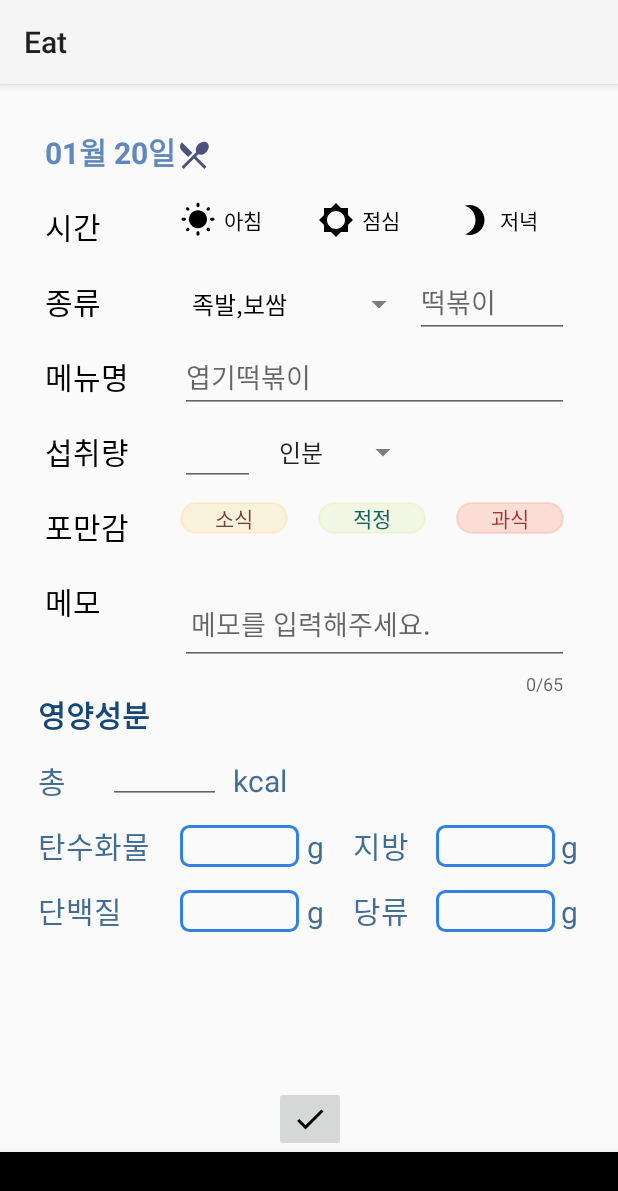
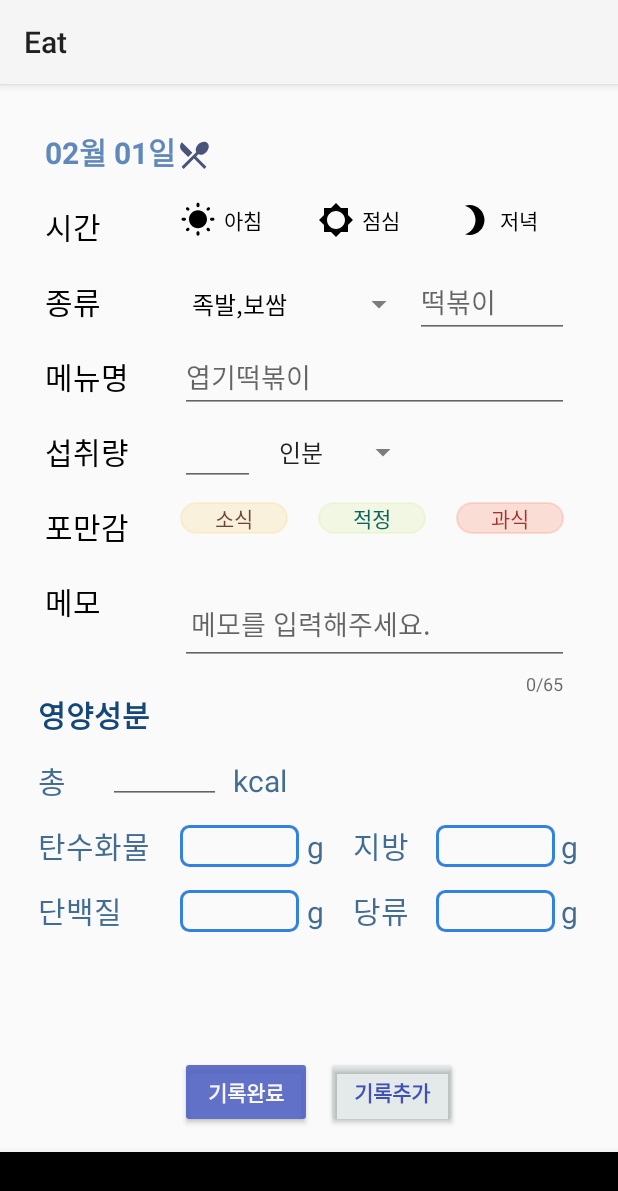
Before and after one commit to Eat-solution-challenge/eat_app, an Android app: the fragment RecordFragment placed in its activity, item 2 of the bottom bar chosen, on a phone screen of 412 x 824 dp. Shown: the top 1191 px of the screen. Run offline under Robolectric (Android 15) with nearby library versions, the phone set to English and light mode, and no system bars.

Commit message:
fragment 컨벤션 맞게 이름 변경, 기록하기 자동완성 기능/날짜 불러오기 구현

```diff
--- a/app/src/main/java/com/example/eat/FindAmountFragment.kt
+++ b/app/src/main/java/com/example/eat/FindAmountFragment.kt
@@ -12,6 +12,6 @@ class FindAmountFragment: Fragment() {
         container: ViewGroup?,
         savedInstanceState: Bundle?
     ): View? {
-        return inflater.inflate(R.layout.find_amount_fragment,container,false)
+        return inflater.inflate(R.layout.fragment_find_amount,container,false)
     }
 }
--- a/app/src/main/java/com/example/eat/MainActivity.kt
+++ b/app/src/main/java/com/example/eat/MainActivity.kt
@@ -17,7 +17,7 @@ class MainActivity : AppCompatActivity() {
         }
     }
 
-    fun setBottomNavigationView(){
+    private fun setBottomNavigationView(){
         binding.bottomNavigationView.setOnItemSelectedListener { item->
             when (item.itemId) {
                 R.id.fragment_find_amount -> {
--- a/app/src/main/java/com/example/eat/MyFragment.kt
+++ b/app/src/main/java/com/example/eat/MyFragment.kt
@@ -12,6 +12,6 @@ class MyFragment: Fragment() {
         container: ViewGroup?,
         savedInstanceState: Bundle?
     ): View? {
-        return inflater.inflate(R.layout.my_fragment,container,false)
+        return inflater.inflate(R.layout.fragment_my,container,false)
     }
 }
--- a/app/src/main/java/com/example/eat/RecordFragment.kt
+++ b/app/src/main/java/com/example/eat/RecordFragment.kt
@@ -5,21 +5,77 @@ import android.view.LayoutInflater
 import android.view.View
 import android.view.ViewGroup
 import android.widget.ArrayAdapter
+import android.widget.Toast
+import androidx.core.view.isVisible
 import androidx.fragment.app.Fragment
-import com.example.eat.databinding.RecordFragmentBinding
+import com.example.eat.databinding.FragmentRecordBinding
+import java.time.LocalDate
+import java.time.LocalDateTime
+import java.time.format.DateTimeFormatter
 
 class RecordFragment: Fragment() {
-    private var _binding: RecordFragmentBinding?=null
+    private var _binding: FragmentRecordBinding?=null
     private val binding get()=_binding!!
+
     override fun onCreateView(
         inflater: LayoutInflater,
         container: ViewGroup?,
         savedInstanceState: Bundle?
     ): View? {
-        _binding=RecordFragmentBinding.inflate(inflater,container,false)
+        _binding=FragmentRecordBinding.inflate(inflater,container,false)
         binding.spinnerMainCategory.adapter=ArrayAdapter.createFromResource(requireContext(),R.array.main_category,R.layout.custom_spinner_dropdown_item)
         binding.spinnerUnit.adapter=ArrayAdapter.createFromResource(requireContext(),R.array.unit,android.R.layout.simple_list_item_1)
+        binding.textViewSubcategory.setAdapter(ArrayAdapter.createFromResource(requireContext(),R.array.subcategory,android.R.layout.simple_dropdown_item_1line))//자동완성
+        binding.textViewMenu.setAdapter(ArrayAdapter.createFromResource(requireContext(),R.array.menu,android.R.layout.simple_dropdown_item_1line))//자동완성
+        val currentDate=LocalDate.now() //currentDate에 기록일 저장
+        val formatter=DateTimeFormatter.ofPattern("MM월 dd일")
+        binding.recordDate.text= currentDate.format(formatter) //상단에 기기 날짜 표시
+
+        binding.finishRecord.setOnClickListener {
+            saveData()
+            finish()
+        }
         return binding.root
     }
 
+    override fun onDestroyView() {
+        super.onDestroyView()
+        _binding=null   //바인딩 클래스 인스턴스 정리
+    }
+
+    private fun saveData(){
+        //Toast.makeText(,"기록을 완료했습니다.",Toast.LENGTH_SHORT).show()
+    }
+    private fun finish(){
+
+    }
+
+    private fun getTime():String{
+        val time=if(binding.radioButtonBreakfast.isChecked) "breakfast"
+        else if (binding.radioButtonLunch.isChecked) "lunch"
+        else if (binding.radioButtonDinner.isChecked) "dinner"
+        else ""
+        return time
+    }
+    private fun getMainCategory():String=binding.spinnerMainCategory.selectedItem.toString()
+    private fun getSubcategory():String=binding.textViewSubcategory.toString()
+    private fun getMenuName():String=binding.textViewMenu.toString()
+    private fun getConsumption():String{
+        val consumption=binding.recordConsumption.toString()
+        val consumptionUnit=binding.spinnerUnit.selectedItem.toString()
+        return "$consumption $consumptionUnit"
+    }
+    private fun getSatiety():Int{
+        val satiety=if(binding.satietyButton1.isChecked) 0
+        else if (binding.satietyButton2.isChecked) 1
+        else if (binding.satietyButton3.isChecked) 2
+        else ""
+        return satiety as Int
+    }
+    private fun getMemo():String {  //글자수 넘으면 경고창or 더 못적게
+        val memo=binding.addMemo.toString()
+        if(!memo.isNullOrEmpty())
+            return memo
+        else return ""
+    }
 }
--- a/app/src/main/java/com/example/eat/ViewRecordFragment.kt
+++ b/app/src/main/java/com/example/eat/ViewRecordFragment.kt
@@ -12,6 +12,6 @@ class ViewRecordFragment: Fragment() {
         container: ViewGroup?,
         savedInstanceState: Bundle?
     ): View? {
-        return inflater.inflate(R.layout.view_record_fragment,container,false)
+        return inflater.inflate(R.layout.fragment_view_record,container,false)
     }
 }
--- a/app/src/main/res/layout/record_fragment.xml
+++ b/app/src/main/res/layout/fragment_record.xml
@@ -5,17 +5,41 @@
     android:layout_width="match_parent"
     android:layout_height="match_parent">
 
-    <ImageButton
+
+    <Button
         android:id="@+id/finish_record"
         android:layout_width="wrap_content"
         android:layout_height="wrap_content"
-        android:src="@drawable/baseline_done_24"
+        android:layout_marginBottom="16dp"
+        android:backgroundTint="#E24E60C1"
+        android:paddingHorizontal="5dp"
+        android:paddingVertical="5dp"
+        android:text="기록완료"
+        android:textColor="@color/ic_launcher_background"
+        android:textStyle="bold"
         app:layout_constraintBottom_toBottomOf="parent"
         app:layout_constraintEnd_toEndOf="parent"
-        app:layout_constraintHorizontal_bias="0.502"
+        app:layout_constraintHorizontal_bias="0.371"
         app:layout_constraintStart_toStartOf="parent"
         app:layout_constraintTop_toTopOf="parent"
-        app:layout_constraintVertical_bias="1" />
+        app:layout_constraintVertical_bias="1.0" />
+
+    <Button
+        android:id="@+id/add_record"
+        android:layout_width="wrap_content"
+        android:layout_height="wrap_content"
+        android:layout_marginBottom="16dp"
+        android:backgroundTint="@color/gray"
+        android:paddingHorizontal="5dp"
+        android:text="기록추가"
+        android:textColor="#3F51B5"
+        android:textStyle="bold"
+        app:layout_constraintBottom_toBottomOf="parent"
+        app:layout_constraintEnd_toEndOf="parent"
+        app:layout_constraintHorizontal_bias="0.671"
+        app:layout_constraintStart_toStartOf="parent"
+        app:layout_constraintTop_toTopOf="parent"
+        app:layout_constraintVertical_bias="1.0" />
 
     <ImageView
         android:layout_width="wrap_content"
@@ -103,7 +127,7 @@
         app:layout_constraintTop_toBottomOf="@+id/title_category" />
 
     <TextView
-        android:id="@+id/title_amount"
+        android:id="@+id/title_consumption"
         style="@style/Title"
         android:layout_height="wrap_content"
         android:text="섭취량"
@@ -116,7 +140,7 @@
         android:layout_height="wrap_content"
         android:text="포만감"
         app:layout_constraintStart_toStartOf="parent"
-        app:layout_constraintTop_toBottomOf="@+id/title_amount" />
+        app:layout_constraintTop_toBottomOf="@+id/title_consumption" />
 
     <TextView
         android:id="@+id/title_memo"
@@ -226,17 +250,18 @@
         app:layout_constraintStart_toStartOf="@+id/guideline1" />
 
     <AutoCompleteTextView
-        android:id="@+id/major_menu"
+        android:id="@+id/textView_subcategory"
         android:layout_width="0dp"
         android:layout_height="wrap_content"
         android:hint="떡볶이"
+        android:completionThreshold="2"
         app:layout_constraintBottom_toBottomOf="@+id/title_category"
         app:layout_constraintEnd_toStartOf="@+id/guideline3"
         app:layout_constraintStart_toEndOf="@+id/spinner_main_category"
         app:layout_constraintTop_toTopOf="@+id/title_category" />
 
     <AutoCompleteTextView
-        android:id="@+id/autoCompleteTextView"
+        android:id="@+id/textView_menu"
         android:layout_width="0dp"
         android:layout_height="wrap_content"
         android:hint="엽기떡볶이"
@@ -246,23 +271,23 @@
         app:layout_constraintTop_toTopOf="@+id/title_menu" />
 
     <EditText
-        android:id="@+id/record_amount"
+        android:id="@+id/record_consumption"
         android:layout_width="50dp"
         android:layout_height="wrap_content"
         android:inputType="numberDecimal"
-        app:layout_constraintBottom_toBottomOf="@+id/title_amount"
+        app:layout_constraintBottom_toBottomOf="@+id/title_consumption"
         app:layout_constraintEnd_toStartOf="@+id/guideline2"
         app:layout_constraintHorizontal_bias="0.0"
         app:layout_constraintStart_toStartOf="@+id/guideline1"
-        app:layout_constraintTop_toTopOf="@id/title_amount" />
+        app:layout_constraintTop_toTopOf="@id/title_consumption" />
 
     <Spinner
         android:id="@+id/spinner_unit"
         android:layout_width="wrap_content"
         android:layout_height="30dp"
         android:backgroundTint="#80000000"
-        app:layout_constraintBaseline_toBaselineOf="@+id/record_amount"
-        app:layout_constraintStart_toEndOf="@+id/record_amount" />
+        app:layout_constraintBaseline_toBaselineOf="@+id/record_consumption"
+        app:layout_constraintStart_toEndOf="@+id/record_consumption" />
 
     <RadioGroup
         android:id="@+id/radioGroup"
@@ -421,5 +446,4 @@
 
 
 
-
 </androidx.constraintlayout.widget.ConstraintLayout>
--- a/app/src/main/res/values/arrays.xml
+++ b/app/src/main/res/values/arrays.xml
@@ -24,4 +24,15 @@
         <item>잔</item>
     </string-array>
 
+    <string-array name="subcategory">
+        <item>떡볶이</item>
+        <item>우동</item>
+        <item>fish</item>
+    </string-array>
+
+    <string-array name="menu">
+        <item>떡볶이</item>
+        <item>shark</item>
+        <item>goldfish</item>
+    </string-array>
 </resources>
```
Also changed, not shown: app/src/main/res/layout/fragment_find_amount.xml (renamed from app/src/main/res/layout/find_amount_fragment.xml), app/src/main/res/layout/fragment_my.xml (renamed from app/src/main/res/layout/my_fragment.xml), app/src/main/res/layout/fragment_view_record.xml (renamed from app/src/main/res/layout/view_record_fragment.xml).
